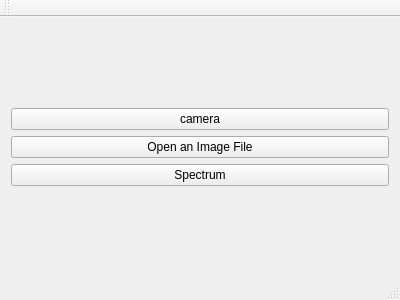
Qt form MainWindow.ui (zach-capalbo/Kromophone) before a commit.
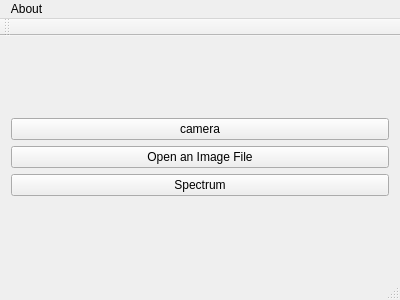
The same form after that commit.

```diff
--- a/MainWindow.ui
+++ b/MainWindow.ui
@@ -48,9 +48,16 @@
      <x>0</x>
      <y>0</y>
      <width>400</width>
-     <height>21</height>
+     <height>20</height>
     </rect>
    </property>
+   <widget class="QMenu" name="menuAbout">
+    <property name="title">
+     <string>About</string>
+    </property>
+    <addaction name="actionAbout"/>
+   </widget>
+   <addaction name="menuAbout"/>
   </widget>
   <widget class="QToolBar" name="mainToolBar">
    <attribute name="toolBarArea">
```
Left out of the diff: 5 changed lines with no effect on the pictures.
